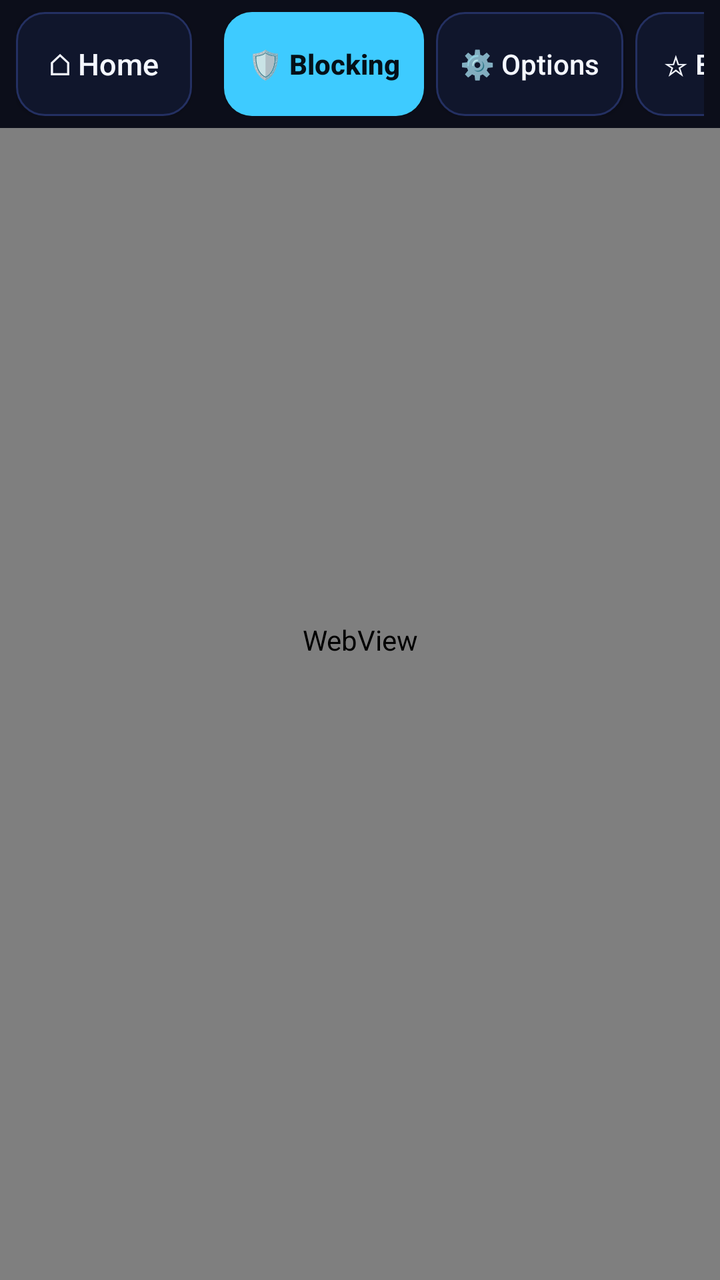
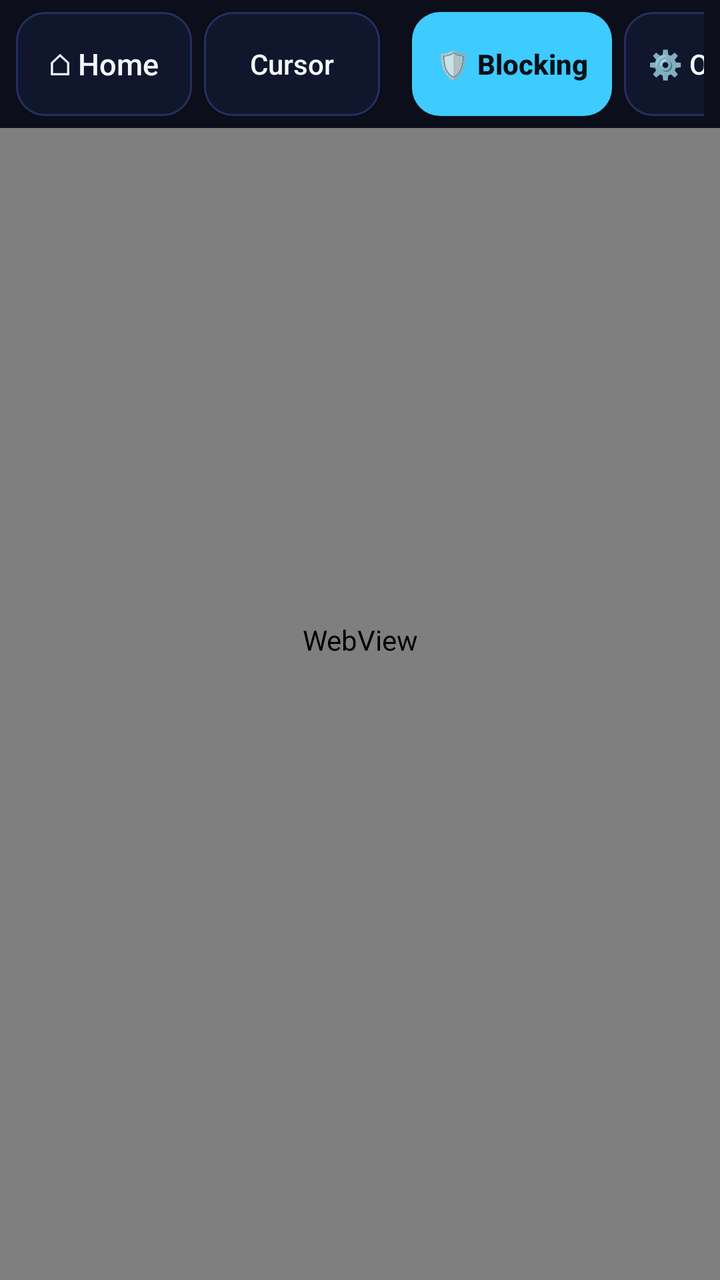

An Android layout rendered at two revisions. The XML below is the earlier revision; the diff shows what the commit changed to produce the second picture.
<!-- AndroidManifest.xml: application theme Theme.Xtream -->
<!-- res/layout/activity_browser.xml -->
<?xml version="1.0" encoding="utf-8"?>
<FrameLayout xmlns:android="http://schemas.android.com/apk/res/android"
    android:id="@+id/root"
    android:layout_width="match_parent"
    android:layout_height="match_parent"
    android:background="#02030A">

    <WebView
        android:id="@+id/web"
        android:layout_width="match_parent"
        android:layout_height="match_parent" />

    <LinearLayout
        android:layout_width="match_parent"
        android:layout_height="wrap_content"
        android:layout_gravity="top"
        android:orientation="vertical">

        <LinearLayout
            android:id="@+id/chrome"
            android:layout_width="match_parent"
            android:layout_height="wrap_content"
            android:background="#EE050714"
            android:gravity="center_vertical"
            android:orientation="horizontal"
            android:paddingStart="8dp"
            android:paddingEnd="8dp"
            android:paddingTop="6dp"
            android:paddingBottom="6dp">

            <Button
                android:id="@+id/home"
                android:layout_width="wrap_content"
                android:layout_height="wrap_content"
                android:background="@drawable/bg_tile"
                android:minHeight="@dimen/action_btn_min_height"
                android:paddingStart="14dp"
                android:paddingEnd="14dp"
                android:text="@string/home"
                android:textAllCaps="false"
                android:textColor="#F4F7FF"
                android:textSize="15sp" />

            <Button
                android:id="@+id/rotate"
                android:layout_width="wrap_content"
                android:layout_height="wrap_content"
                android:layout_marginStart="6dp"
                android:background="@drawable/bg_tile"
                android:minHeight="@dimen/action_btn_min_height"
                android:paddingStart="12dp"
                android:paddingEnd="12dp"
                android:text="@string/rotate"
                android:textAllCaps="false"
                android:textColor="#F4F7FF"
                android:textSize="14sp"
                android:visibility="gone" />

            <TextView
                android:id="@+id/page_title"
                android:layout_width="0dp"
                android:layout_height="wrap_content"
                android:layout_marginStart="8dp"
                android:layout_marginEnd="8dp"
                android:layout_weight="1"
                android:background="@drawable/bg_tile"
                android:ellipsize="end"
                android:paddingStart="12dp"
                android:paddingEnd="12dp"
                android:paddingTop="8dp"
                android:paddingBottom="8dp"
                android:singleLine="true"
                android:textColor="#F4F7FF"
                android:textSize="14sp" />

            <Button
                android:id="@+id/block"
                android:layout_width="wrap_content"
                android:layout_height="wrap_content"
                android:layout_marginEnd="6dp"
                android:background="@drawable/bg_go"
                android:minHeight="@dimen/action_btn_min_height"
                android:paddingStart="12dp"
                android:paddingEnd="12dp"
                android:text="@string/blocking"
                android:textAllCaps="false"
                android:textColor="#041018"
                android:textSize="14sp"
                android:textStyle="bold" />

            <Button
                android:id="@+id/video"
                android:layout_width="wrap_content"
                android:layout_height="wrap_content"
                android:layout_marginEnd="6dp"
                android:background="@drawable/bg_tile"
                android:minHeight="@dimen/action_btn_min_height"
                android:paddingStart="12dp"
                android:paddingEnd="12dp"
                android:text="@string/video"
                android:textAllCaps="false"
                android:textColor="#F4F7FF"
                android:textSize="14sp" />

            <Button
                android:id="@+id/save"
                android:layout_width="wrap_content"
                android:layout_height="wrap_content"
                android:background="@drawable/bg_tile"
                android:minHeight="@dimen/action_btn_min_height"
                android:paddingStart="14dp"
                android:paddingEnd="14dp"
                android:text="@string/save"
                android:textAllCaps="false"
                android:textColor="#F4F7FF"
                android:textSize="14sp" />
        </LinearLayout>

        <ProgressBar
            android:id="@+id/progress"
            style="?android:attr/progressBarStyleHorizontal"
            android:layout_width="match_parent"
            android:layout_height="3dp"
            android:max="100"
            android:progressDrawable="@drawable/progress_bar_accent"
            android:visibility="gone" />
    </LinearLayout>

    <FrameLayout
        android:id="@+id/gate"
        android:layout_width="match_parent"
        android:layout_height="match_parent"
        android:background="#F202030A"
        android:clickable="true"
        android:focusable="true"
        android:visibility="gone">

        <View
            android:id="@+id/load_ring"
            android:layout_width="84dp"
            android:layout_height="84dp"
            android:layout_gravity="center"
            android:background="@drawable/load_ring" />

        <TextView
            android:layout_width="wrap_content"
            android:layout_height="wrap_content"
            android:layout_gravity="center"
            android:layout_marginTop="120dp"
            android:letterSpacing="0.18"
            android:text="@string/loading"
            android:textAllCaps="true"
            android:textColor="#F4F7FF"
            android:textSize="14sp" />
    </FrameLayout>
</FrameLayout>
<!-- resources referenced by this layout -->
<resources>
  <dimen name="action_btn_min_height">52dp</dimen>
  <!-- drawable bg_go (drawable) -->
  <?xml version="1.0" encoding="utf-8"?>
  <selector xmlns:android="http://schemas.android.com/apk/res/android">
      <item android:state_focused="true">
          <shape android:shape="rectangle">
              <solid android:color="#7ADFFF" />
              <stroke android:width="3dp" android:color="#D946EF" />
              <corners android:radius="14dp" />
          </shape>
      </item>
      <item android:state_pressed="true">
          <shape android:shape="rectangle">
              <solid android:color="#24B3EB" />
              <corners android:radius="14dp" />
          </shape>
      </item>
      <item>
          <shape android:shape="rectangle">
              <solid android:color="#3ECBFF" />
              <corners android:radius="14dp" />
          </shape>
      </item>
  </selector>
  <!-- drawable bg_tile (drawable) -->
  <?xml version="1.0" encoding="utf-8"?>
  <selector xmlns:android="http://schemas.android.com/apk/res/android">
      <item android:state_focused="true">
          <shape android:shape="rectangle">
              <solid android:color="#1C2858" />
              <stroke android:width="3dp" android:color="#3ECBFF" />
              <corners android:radius="14dp" />
          </shape>
      </item>
      <item android:state_pressed="true">
          <shape android:shape="rectangle">
              <solid android:color="#263678" />
              <stroke android:width="1.5dp" android:color="#3ECBFF" />
              <corners android:radius="14dp" />
          </shape>
      </item>
      <item>
          <shape android:shape="rectangle">
              <solid android:color="#10162C" />
              <stroke android:width="1dp" android:color="#243062" />
              <corners android:radius="14dp" />
          </shape>
      </item>
  </selector>
  <!-- drawable load_ring (drawable) -->
  <?xml version="1.0" encoding="utf-8"?>
  <shape xmlns:android="http://schemas.android.com/apk/res/android"
      android:innerRadius="26dp"
      android:shape="ring"
      android:thickness="3dp"
      android:useLevel="false">
      <gradient
          android:endColor="#003ECBFF"
          android:startColor="#3ECBFF"
          android:type="sweep" />
  </shape>
  <!-- drawable progress_bar_accent (drawable) -->
  <?xml version="1.0" encoding="utf-8"?>
  <layer-list xmlns:android="http://schemas.android.com/apk/res/android">
      <item android:id="@android:id/background">
          <shape>
              <solid android:color="#10162C" />
          </shape>
      </item>
      <item android:id="@android:id/progress">
          <clip>
              <shape>
                  <gradient
                      android:startColor="#3ECBFF"
                      android:endColor="#D946EF"
                      android:angle="0" />
              </shape>
          </clip>
      </item>
  </layer-list>
  <string name="blocking">🛡️ Blocking</string>
  <string name="home">⌂ Home</string>
  <string name="loading">Loading</string>
  <string name="rotate">↻ Rotate</string>
  <string name="save">☆ Bookmark</string>
  <string name="video">⚙️ Options</string>
  <style name="Theme.Xtream" parent="android:Theme.Material.NoActionBar">
          <item name="android:windowBackground">#050714</item>
          <item name="android:colorBackground">#050714</item>
          <item name="android:statusBarColor">#050714</item>
          <item name="android:navigationBarColor">#050714</item>
          <item name="android:textColor">#F4F7FF</item>
          <item name="android:textColorHint">#9AA8D4</item>
      </style>
</resources>

<!-- the commit's change to res/layout/activity_browser.xml (unified diff, before → after) -->
@@ -40,6 +40,20 @@
                 android:textAllCaps="false"
                 android:textColor="#F4F7FF"
                 android:textSize="15sp" />
+
+            <Button
+                android:id="@+id/nav_mode"
+                android:layout_width="wrap_content"
+                android:layout_height="wrap_content"
+                android:layout_marginStart="6dp"
+                android:background="@drawable/bg_tile"
+                android:minHeight="@dimen/action_btn_min_height"
+                android:paddingStart="12dp"
+                android:paddingEnd="12dp"
+                android:text="@string/cursor"
+                android:textAllCaps="false"
+                android:textColor="#F4F7FF"
+                android:textSize="14sp" />
 
             <Button
                 android:id="@+id/rotate"
<!-- resource entries referenced after the edit -->
@@ -81,6 +81,7 @@
       </item>
   </layer-list>
   <string name="blocking">🛡️ Blocking</string>
+  <string name="cursor">Cursor</string>
   <string name="home">⌂ Home</string>
   <string name="loading">Loading</string>
   <string name="rotate">↻ Rotate</string>
